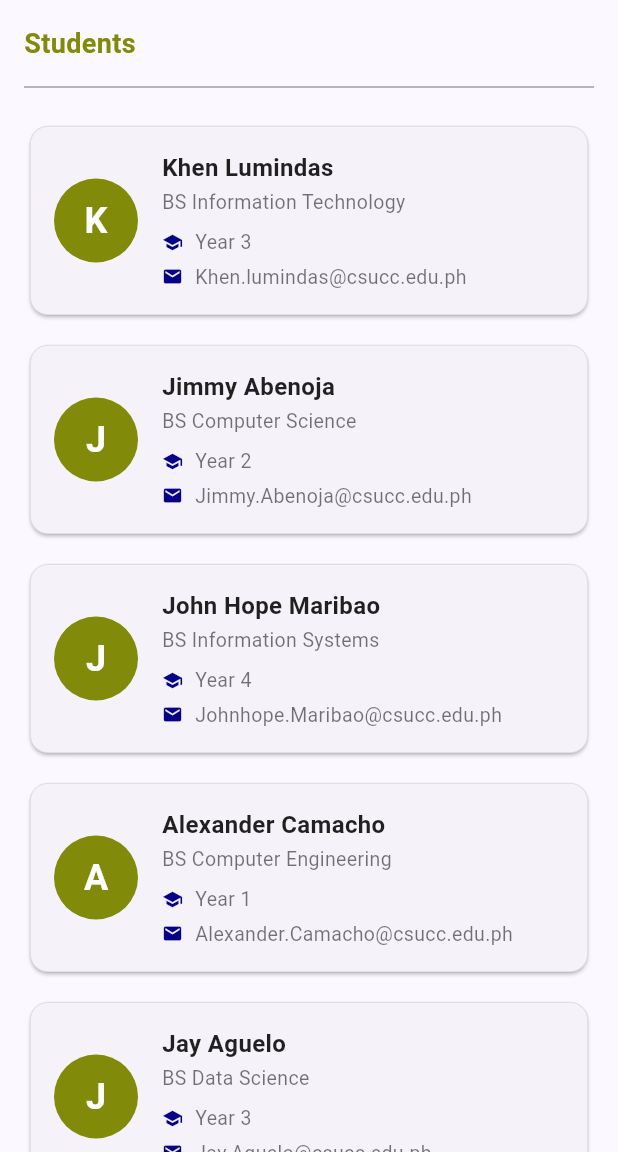
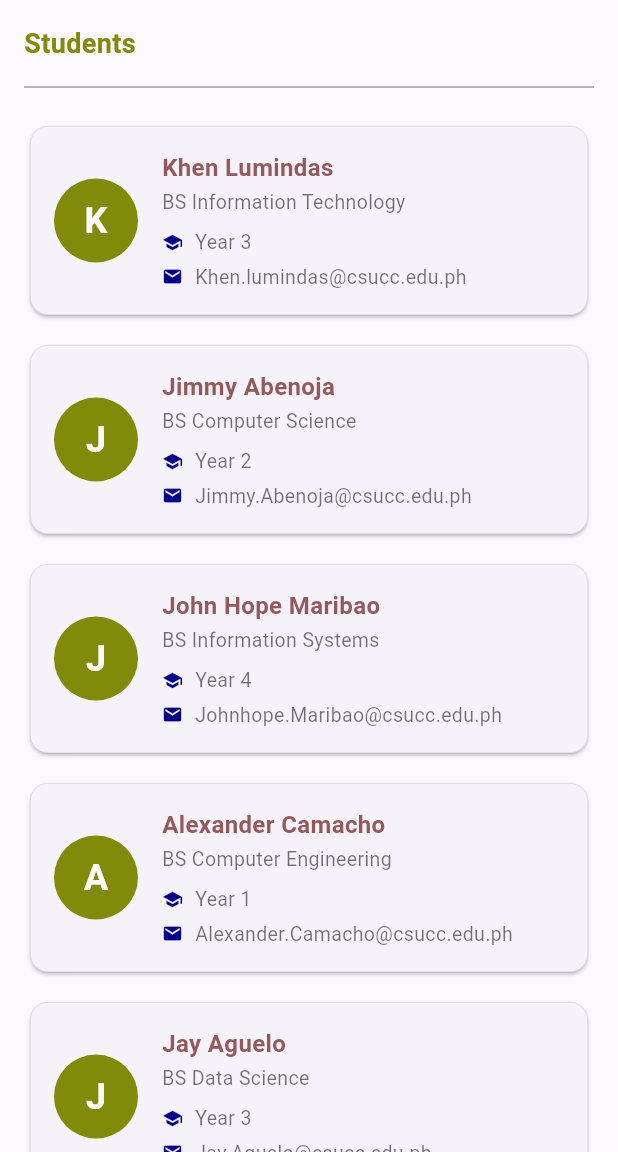
Before and after one commit to jonardosa-debug/stateless_lab_osa, a Flutter app: the screen it shows after launch, on a phone screen of 412 x 824 dp, the part 84-1236 px from its top. Run offline on Flutter 3.47's test engine with Material 3 defaults, Android fonts, the phone set to English and light mode, and no system bars.

Commit message:
Add theme and style customizations

```diff
--- a/lib/main.dart
+++ b/lib/main.dart
@@ -181,7 +181,7 @@ class StudentCard extends StatelessWidget {
                       style: const TextStyle(
                         fontSize: 16.0,
                         fontWeight: FontWeight.bold,
-                        color: Colors.black87,
+                        color: Color.fromARGB(221, 133, 66, 66),
                       ),
                     ),
                     const SizedBox(height: 2.0),
```
